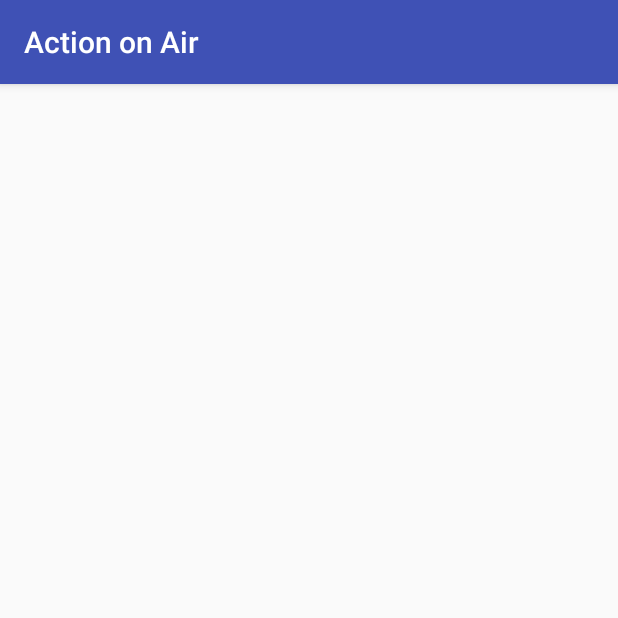
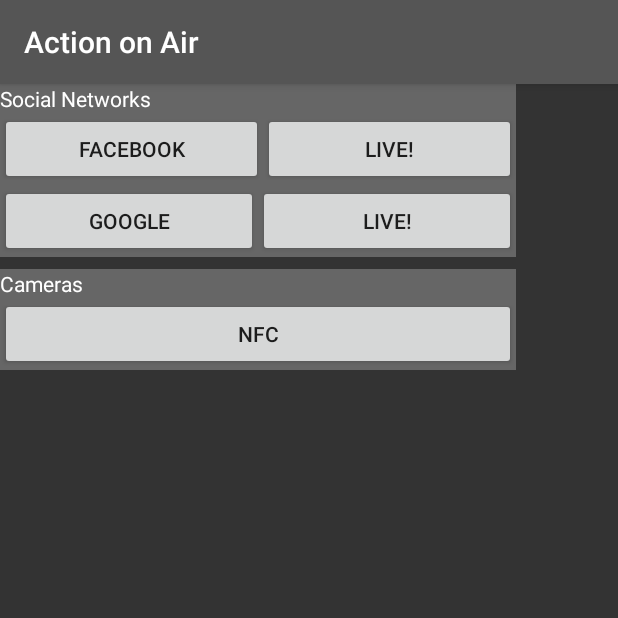
Before and after one commit to scarwu/ActionOnAir, an Android app: the screen it shows after launch (MainActivity), on a phone screen of 412 x 824 dp, the top half of it. Run offline under Robolectric (Android 15) with nearby library versions, the phone set to English and light mode, and no system bars; libraries missing offline, so code that uses them is left out: com.facebook, com.facebook.appevents; 2 statements that could not run were skipped.

Commit message:
1. Add UI Proto

```diff
--- a/app/src/main/AndroidManifest.xml
+++ b/app/src/main/AndroidManifest.xml
@@ -4,6 +4,7 @@
 
     <uses-permission android:name="android.permission.INTERNET"/>
     <uses-permission android:name="android.permission.NFC" />
+
     <uses-feature android:name="android.hardware.nfc" android:required="false" />
 
     <application
@@ -12,6 +13,7 @@
         android:roundIcon="@mipmap/ic_launcher_round"
         android:supportsRtl="true"
         android:theme="@style/AppTheme">
+
         <activity android:name=".MainActivity" android:launchMode="singleTop">
             <intent-filter>
                 <action android:name="android.intent.action.MAIN" />
--- a/app/src/main/res/layout/activity_main.xml
+++ b/app/src/main/res/layout/activity_main.xml
@@ -4,8 +4,110 @@
     xmlns:tools="http://schemas.android.com/tools"
     android:layout_width="match_parent"
     android:layout_height="match_parent"
+    android:background="#333"
     tools:context="scarwu.actiononair.MainActivity"
     tools:layout_editor_absoluteY="81dp"
     tools:layout_editor_absoluteX="0dp">
 
+    <LinearLayout
+        android:id="@+id/linearLayout3"
+        android:layout_width="344dp"
+        android:layout_height="wrap_content"
+        android:background="#666"
+        android:orientation="vertical"
+        tools:layout_editor_absoluteX="8dp"
+        tools:layout_editor_absoluteY="8dp">
+
+        <TextView
+            android:id="@+id/textView"
+            android:layout_width="match_parent"
+            android:layout_height="wrap_content"
+            android:layout_weight="1"
+            android:text="@string/sns_list"
+            android:textAlignment="textStart"
+            android:textColor="#fff" />
+
+        <LinearLayout
+            android:layout_width="match_parent"
+            android:layout_height="match_parent"
+            android:layout_weight="1"
+            android:orientation="horizontal">
+
+            <Button
+                android:id="@+id/button3"
+                android:layout_width="wrap_content"
+                android:layout_height="wrap_content"
+                android:layout_weight="1"
+                android:text="@string/sns_fb_auth" />
+
+            <Button
+                android:id="@+id/button2"
+                android:layout_width="wrap_content"
+                android:layout_height="wrap_content"
+                android:layout_weight="1"
+                android:text="@string/live_now" />
+        </LinearLayout>
+
+        <LinearLayout
+            android:layout_width="match_parent"
+            android:layout_height="match_parent"
+            android:layout_weight="1"
+            android:orientation="horizontal">
+
+            <Button
+                android:id="@+id/button5"
+                android:layout_width="wrap_content"
+                android:layout_height="wrap_content"
+                android:layout_weight="1"
+                android:text="@string/sns_google_auth" />
+
+            <Button
+                android:id="@+id/button4"
+                android:layout_width="wrap_content"
+                android:layout_height="wrap_content"
+                android:layout_weight="1"
+                android:text="@string/live_now" />
+        </LinearLayout>
+
+    </LinearLayout>
+
+    <LinearLayout
+        android:id="@+id/linearLayout2"
+        android:layout_width="344dp"
+        android:layout_height="wrap_content"
+        android:layout_marginTop="8dp"
+        android:layout_weight="1"
+        android:background="#666"
+        android:orientation="vertical"
+        app:layout_constraintTop_toBottomOf="@+id/linearLayout3"
+        tools:layout_editor_absoluteX="8dp">
+
+        <TextView
+            android:id="@+id/textView"
+            android:layout_width="match_parent"
+            android:layout_height="wrap_content"
+            android:layout_weight="1"
+            android:text="@string/camera_list"
+            android:textColor="#fff" />
+
+        <Button
+            android:id="@+id/button6"
+            android:layout_width="match_parent"
+            android:layout_height="wrap_content"
+            android:layout_weight="1"
+            android:text="@string/camera_nfc_reader" />
+
+        <ScrollView
+            android:layout_width="match_parent"
+            android:layout_height="wrap_content"
+            android:layout_weight="1"
+            android:fillViewport="false">
+
+            <ListView
+                android:layout_width="match_parent"
+                android:layout_height="wrap_content" />
+        </ScrollView>
+
+    </LinearLayout>
+
 </android.support.constraint.ConstraintLayout>
--- a/app/src/main/res/values/strings.xml
+++ b/app/src/main/res/values/strings.xml
@@ -2,9 +2,12 @@
     <string name="app_name">Action on Air</string>
     <string name="facebook_app_id">106449389908395</string>
     <string name="fb_login_protocol_scheme">fb106449389908395</string>
-    <string name="connect">Connect</string>
-    <string name="connect_fb">Facebook</string>
-    <string name="connect_google">Google</string>
-    <string name="action_start">Start</string>
-    <string name="action_stop">Stop</string>
+
+    <string name="live_now">Live!</string>
+
+    <string name="camera_list">Cameras</string>
+    <string name="camera_nfc_reader">NFC</string>
+    <string name="sns_list">Social Networks</string>
+    <string name="sns_fb_auth">Facebook</string>
+    <string name="sns_google_auth">Google</string>
 </resources>
--- a/app/src/main/res/values/styles.xml
+++ b/app/src/main/res/values/styles.xml
@@ -3,8 +3,8 @@
     <!-- Base application theme. -->
     <style name="AppTheme" parent="Theme.AppCompat.Light.DarkActionBar">
         <!-- Customize your theme here. -->
-        <item name="colorPrimary">@color/colorPrimary</item>
-        <item name="colorPrimaryDark">@color/colorPrimaryDark</item>
+        <item name="colorPrimary">#555</item>
+        <item name="colorPrimaryDark">#666</item>
         <item name="colorAccent">@color/colorAccent</item>
     </style>
 
```
